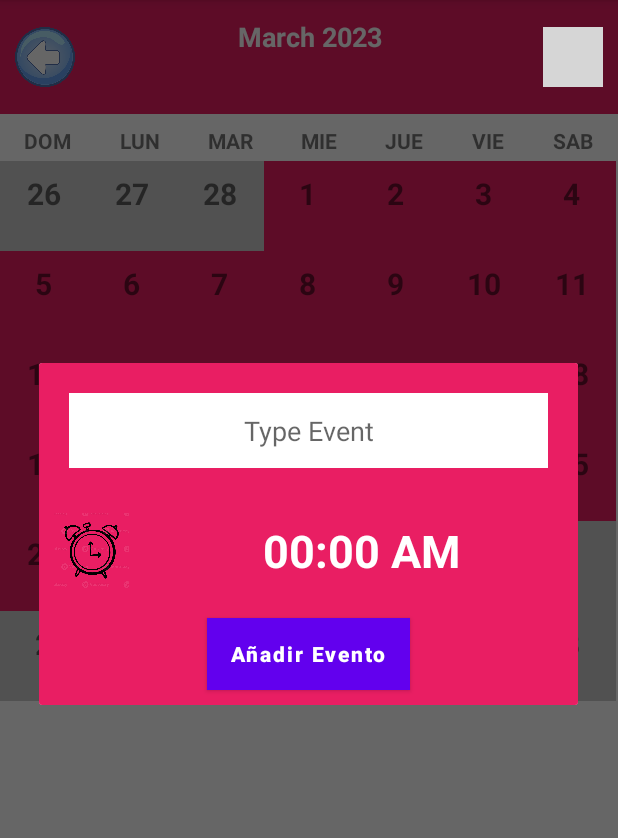
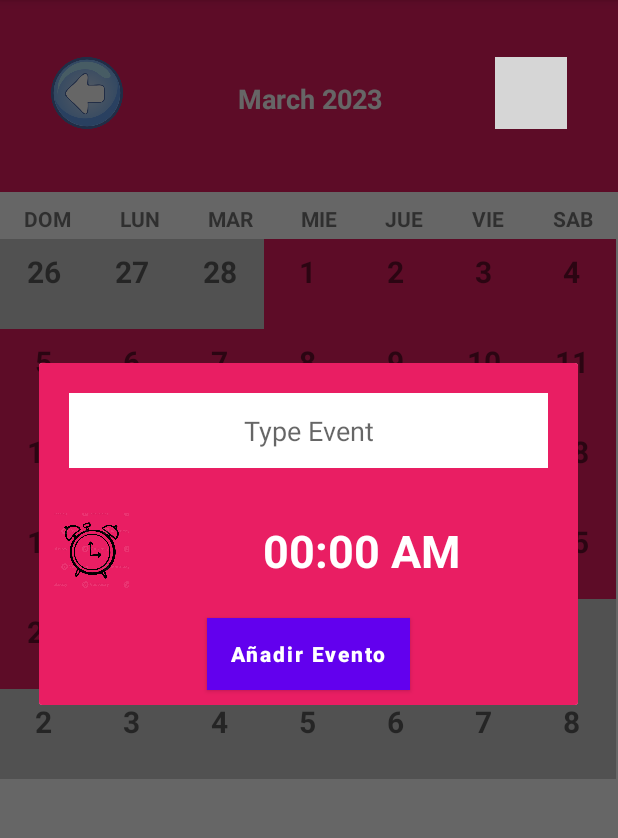
Before and after one commit to JohanRodrigoCabMaas/ProyectAndroid, an Android app: the screen it shows after launch (MainActivity), after a tap on "26", on a phone screen of 412 x 824 dp, the part 84-922 px from its top. Run offline under Robolectric (Android 15) with nearby library versions, the phone set to English and light mode, and no system bars; 2 other taps on this screen came first; grey boxes are pictures that could not be loaded.

Commit message:
FIXED: Error de xml

```diff
--- a/app/src/main/res/layout/calendar_layout.xml
+++ b/app/src/main/res/layout/calendar_layout.xml
@@ -4,38 +4,49 @@
     android:layout_height="match_parent"
     android:orientation="vertical"
     android:id="@+id/activity_custom_calendar">
+
     <LinearLayout
         android:layout_width="match_parent"
         android:layout_height="wrap_content"
+        android:background="@color/rosa"
+        android:gravity="center"
         android:orientation="horizontal"
-        android:paddingTop="8dp"
-        android:paddingBottom="8dp"
-        android:background="@color/rosa">
+        android:paddingTop="4dp"
+        android:paddingBottom="8dp">
 
         <ImageButton
-            android:layout_width="40dp"
-            android:layout_height="40dp"
             android:id="@+id/previusBtn"
+            android:layout_width="96dp"
+            android:layout_height="96dp"
+            android:layout_margin="10dp"
             android:background="@mipmap/back"
-            android:layout_margin="10dp"/>
+            android:contentDescription="Página anterior"
+            android:minWidth="64dp"
+            android:minHeight="64dp"
+            android:scaleX=".5"
+            android:scaleY=".5" />
+
         <TextView
+            android:id="@+id/current_Date"
             android:layout_width="wrap_content"
             android:layout_height="wrap_content"
+            android:layout_marginTop="4dp"
+            android:layout_weight="3"
             android:gravity="center"
-            android:layout_marginTop="4dp"
-            android:text="CurrentDate"
-            android:id="@+id/current_Date"
+            android:text="Fecha Actual"
             android:textColor="@android:color/white"
-            android:textStyle="bold"
             android:textSize="18sp"
-            android:layout_weight="3"
-            />
+            android:textStyle="bold" />
+
         <ImageButton
-            android:layout_width="40dp"
-            android:layout_height="40dp"
             android:id="@+id/nextBtn"
+            android:layout_width="96dp"
+            android:layout_height="96dp"
+            android:layout_margin="10dp"
             android:background="@mipmap/netx"
-            android:layout_margin="10dp"/>
+            android:contentDescription="Página siguiente"
+            android:scaleX=".5"
+            android:scaleY=".5" />
     </LinearLayout>
     <LinearLayout
         android:layout_width="match_parent"
```
